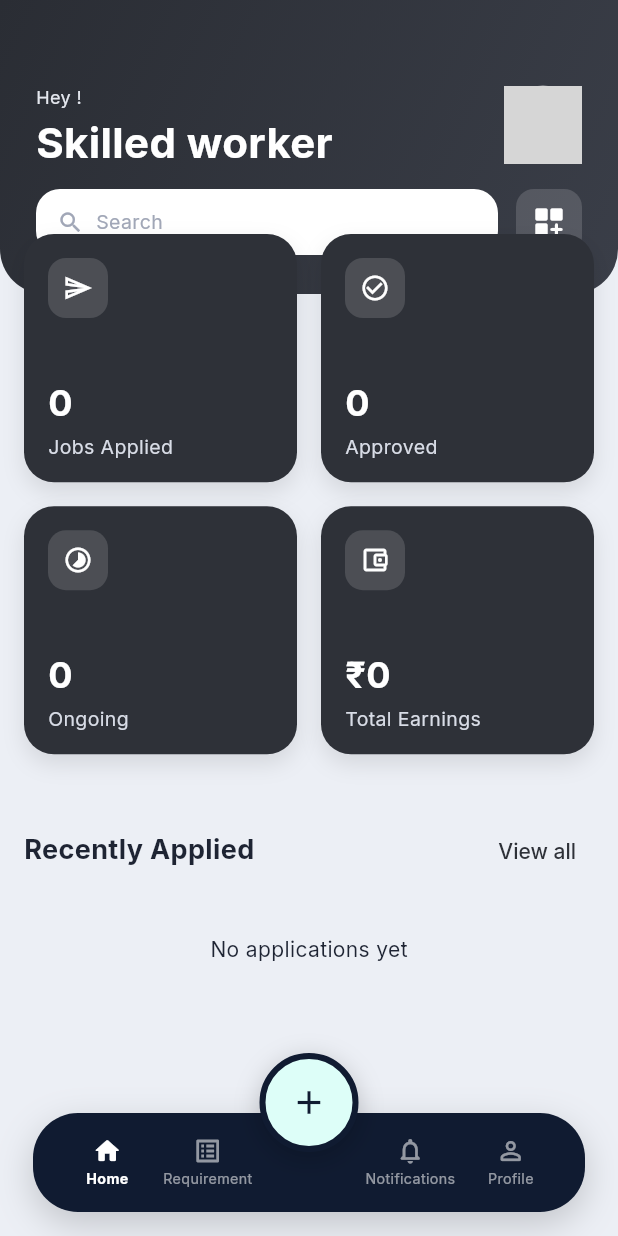
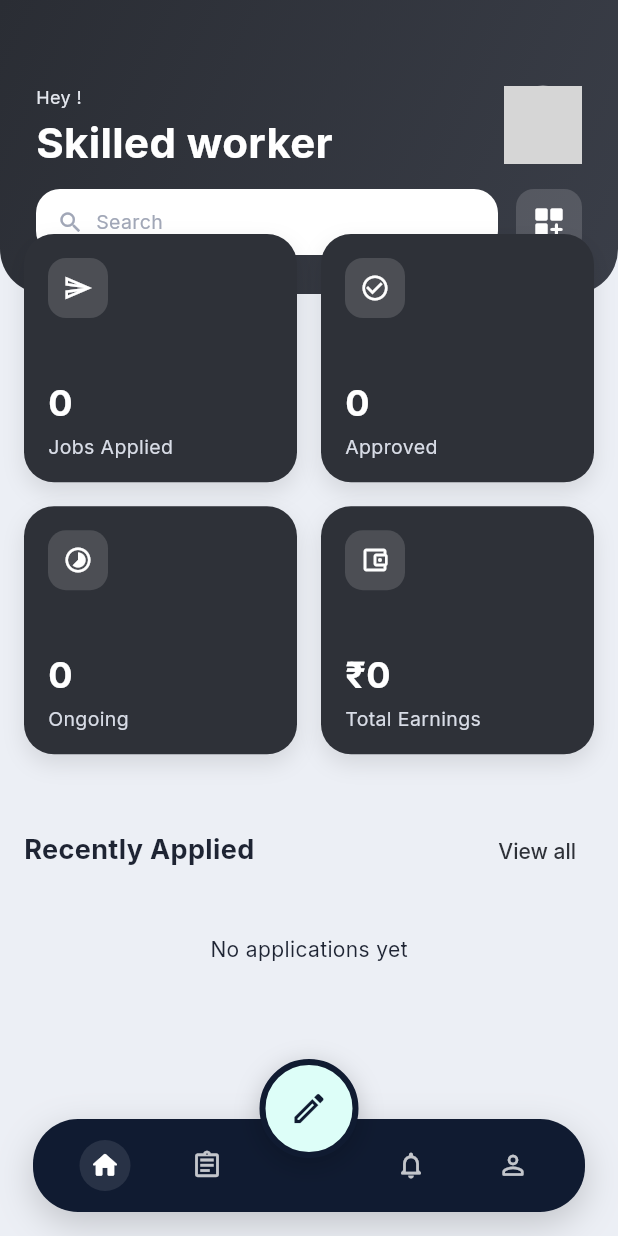
Before and after one commit to sanjumorya-dev/FE-job, a Flutter app: the LabourDashboardNew screen opened directly, on a phone screen of 412 x 824 dp. Run offline on Flutter 3.47's test engine with Material 3 defaults, Android fonts, the phone set to English and light mode, and no system bars; our stand-ins replace google_fonts, image_picker, loading_animation_widget, lottie, shared_preferences; accounts and stored records are empty; network calls fail; grey boxes are pictures that could not be loaded.

Commit message:
Restyle bottom nav to match provided icon-only pill design

```diff
--- a/lib/ui/screens/labour/labour_dashboard_new.dart
+++ b/lib/ui/screens/labour/labour_dashboard_new.dart
@@ -74,7 +74,7 @@ class _LabourDashboardNewState extends State<LabourDashboardNew> {
       top: false,
       child: Container(
         margin: const EdgeInsets.fromLTRB(22, 0, 22, 16),
-        padding: const EdgeInsets.fromLTRB(16, 10, 16, 10),
+        padding: const EdgeInsets.fromLTRB(14, 10, 14, 10),
         decoration: BoxDecoration(
           color: const Color(0xFF101B31),
           borderRadius: BorderRadius.circular(30),
@@ -88,50 +88,44 @@ class _LabourDashboardNewState extends State<LabourDashboardNew> {
         ),
         child: Row(
           children: [
-            _buildNavTab(Icons.home_outlined, Icons.home_rounded, 'Home', 0),
-            _buildNavTab(Icons.list_alt_outlined, Icons.list_alt_rounded,
-                'Requirement', 1),
+            _buildNavTab(Icons.home_outlined, Icons.home_rounded, 0),
+            _buildNavTab(Icons.assignment_outlined, Icons.assignment_rounded, 1),
             const SizedBox(width: 68),
             _buildNavTab(Icons.notifications_none_rounded,
-                Icons.notifications_rounded, 'Notifications', 2),
-            _buildNavTab(Icons.person_outline_rounded, Icons.person_rounded,
-                'Profile', 3),
+                Icons.notifications_rounded, 2),
+            _buildNavTab(Icons.person_outline_rounded, Icons.person_rounded, 3),
           ],
         ),
       ),
     );
   }
 
-  Widget _buildNavTab(
-      IconData outlinedIcon, IconData filledIcon, String label, int index) {
+  Widget _buildNavTab(IconData outlinedIcon, IconData filledIcon, int index) {
     final isSelected = _currentIndex == index;
-    final Color inactive = Colors.white.withValues(alpha: 0.55);
     return Expanded(
       child: InkWell(
-        borderRadius: BorderRadius.circular(16),
-        onTap: () => setState(() => _currentIndex = index),
+        borderRadius: BorderRadius.circular(18),
+        onTap: () {
+          setState(() => _currentIndex = index);
+        },
         child: SizedBox(
-          height: 46,
-          child: Column(
-            mainAxisAlignment: MainAxisAlignment.center,
-            children: [
-              Icon(
+          height: 42,
+          child: Center(
+            child: Container(
+              width: 34,
+              height: 34,
+              decoration: BoxDecoration(
+                color: isSelected
+                    ? Colors.white.withValues(alpha: 0.10)
+                    : Colors.transparent,
+                shape: BoxShape.circle,
+              ),
+              child: Icon(
                 isSelected ? filledIcon : outlinedIcon,
-                color: isSelected ? Colors.white : inactive,
-                size: 20,
+                color: Colors.white.withValues(alpha: isSelected ? 1 : 0.75),
+                size: 21,
               ),
-              const SizedBox(height: 2),
-              Text(
-                label,
-                maxLines: 1,
-                overflow: TextOverflow.ellipsis,
-                style: TextStyle(
-                  fontSize: 9.5,
-                  fontWeight: isSelected ? FontWeight.w700 : FontWeight.w400,
-                  color: isSelected ? Colors.white : inactive,
-                ),
-              ),
-            ],
+            ),
           ),
         ),
       ),
@@ -156,8 +150,10 @@ class _LabourDashboardNewState extends State<LabourDashboardNew> {
         ],
       ),
       child: IconButton(
-        onPressed: () => setState(() => _currentIndex = 1),
-        icon: const Icon(Icons.add, color: Color(0xFF101B31), size: 26),
+        onPressed: () {
+          setState(() => _currentIndex = 1);
+        },
+        icon: const Icon(Icons.edit_outlined, color: Color(0xFF101B31), size: 26),
       ),
     );
   }
```
Also changed, not shown: lib/ui/screens/owner/owner_dashboard_new.dart (+23 -31 lines).
